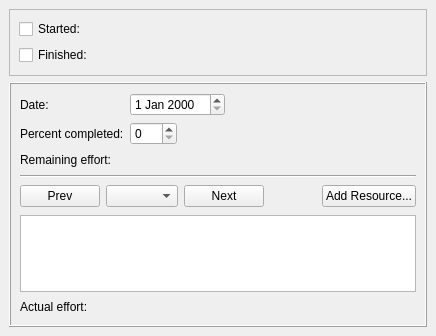
The window that kplato/kpttaskprogresspanelbase.ui (KDE/calligra) describes before a commit, drawn with Qt 5.
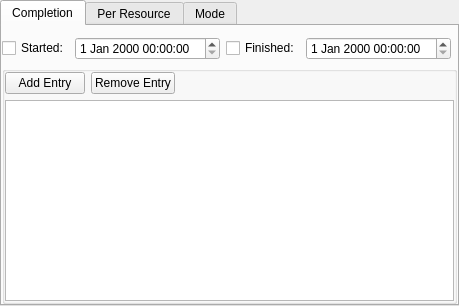
The same window after the commit. The open tabs and pages were chosen to show the change. Custom widgets are drawn as their Qt base class.

The edit to the form file:
```diff
--- a/kplato/kpttaskprogresspanelbase.ui
+++ b/kplato/kpttaskprogresspanelbase.ui
@@ -6,34 +6,44 @@
    <rect>
     <x>0</x>
     <y>0</y>
-    <width>425</width>
-    <height>336</height>
+    <width>398</width>
+    <height>306</height>
    </rect>
   </property>
   <property name="windowTitle" >
    <string>TaskProgressPanelBase</string>
   </property>
   <layout class="QVBoxLayout" >
-   <property name="margin" >
-    <number>9</number>
+   <property name="leftMargin" >
+    <number>0</number>
    </property>
-   <property name="spacing" >
-    <number>6</number>
+   <property name="topMargin" >
+    <number>0</number>
+   </property>
+   <property name="rightMargin" >
+    <number>0</number>
+   </property>
+   <property name="bottomMargin" >
+    <number>0</number>
    </property>
    <item>
-    <widget class="QFrame" name="frame" >
-     <property name="frameShape" >
-      <enum>QFrame::StyledPanel</enum>
+    <widget class="QTabWidget" name="tabWidget" >
+     <property name="currentIndex" >
+      <number>2</number>
      </property>
-     <property name="frameShadow" >
-      <enum>QFrame::Raised</enum>
-     </property>
+     <widget class="QWidget" name="completionTab" >
+      <attribute name="title" >
+       <string>Completion</string>
+      </attribute>
      <layout class="QGridLayout" >
-      <property name="margin" >
-       <number>9</number>
-      </property>
-      <property name="spacing" >
-       <number>6</number>
+       <property name="leftMargin" >
+        <number>0</number>
+       </property>
+       <property name="rightMargin" >
+        <number>0</number>
+       </property>
+       <property name="bottomMargin" >
+        <number>0</number>
       </property>
       <item row="0" column="0" >
        <widget class="QCheckBox" name="started" >
@@ -46,29 +56,9 @@
        </widget>
       </item>
       <item row="0" column="1" >
-       <widget class="KDateTimeWidget" name="startTime" >
-        <property name="focusPolicy" >
-         <enum>Qt::NoFocus</enum>
-        </property>
-       </widget>
-      </item>
-      <item rowspan="2" row="0" column="2" >
-       <spacer>
-        <property name="orientation" >
-         <enum>Qt::Horizontal</enum>
-        </property>
-        <property name="sizeType" >
-         <enum>QSizePolicy::Expanding</enum>
-        </property>
-        <property name="sizeHint" >
-         <size>
-          <width>141</width>
-          <height>47</height>
-         </size>
-        </property>
-       </spacer>
-      </item>
-      <item row="1" column="0" >
+        <widget class="QDateTimeEdit" name="startTime" />
+       </item>
+       <item row="0" column="2" >
        <widget class="QCheckBox" name="finished" >
         <property name="text" >
          <string>Finished:</string>
@@ -78,122 +68,8 @@
         </property>
        </widget>
       </item>
-      <item row="1" column="1" >
-       <widget class="KDateTimeWidget" name="finishTime" >
-        <property name="focusPolicy" >
-         <enum>Qt::NoFocus</enum>
-        </property>
-       </widget>
-      </item>
-     </layout>
-    </widget>
-   </item>
-   <item>
-    <widget class="QFrame" name="performedGroup" >
-     <property name="frameShape" >
-      <enum>QFrame::Box</enum>
-     </property>
-     <property name="frameShadow" >
-      <enum>QFrame::Raised</enum>
-     </property>
-     <layout class="QGridLayout" >
-      <property name="margin" >
-       <number>9</number>
-      </property>
-      <property name="spacing" >
-       <number>6</number>
-      </property>
-      <item row="6" column="1" colspan="4" >
-       <widget class="QWidget" native="1" name="actualEffortHolder" >
-        <property name="minimumSize" >
-         <size>
-          <width>250</width>
-          <height>18</height>
-         </size>
-        </property>
-       </widget>
-      </item>
-      <item row="6" column="0" >
-       <widget class="QLabel" name="textLabel1_3" >
-        <property name="text" >
-         <string>Actual effort:</string>
-        </property>
-        <property name="wordWrap" >
-         <bool>false</bool>
-        </property>
-        <property name="buddy" >
-         <cstring>totalPerformed</cstring>
-        </property>
-       </widget>
-      </item>
-      <item row="5" column="0" colspan="5" >
-       <widget class="UsedEffortEditor" name="resourceTable" />
-      </item>
-      <item row="0" column="2" colspan="2" >
-       <widget class="QDateEdit" name="dateEdit" />
-      </item>
-      <item row="1" column="2" >
-       <widget class="QSpinBox" name="percentFinished" >
-        <property name="maximum" >
-         <number>100</number>
-        </property>
-       </widget>
-      </item>
-      <item row="0" column="0" colspan="2" >
-       <widget class="QLabel" name="label" >
-        <property name="text" >
-         <string>Date:</string>
-        </property>
-       </widget>
-      </item>
-      <item row="1" column="0" colspan="2" >
-       <widget class="QLabel" name="textLabel1" >
-        <property name="text" >
-         <string>Percent completed:</string>
-        </property>
-        <property name="wordWrap" >
-         <bool>false</bool>
-        </property>
-       </widget>
-      </item>
-      <item row="2" column="0" colspan="2" >
-       <widget class="QLabel" name="textLabel1_2" >
-        <property name="text" >
-         <string>Remaining effort:</string>
-        </property>
-        <property name="wordWrap" >
-         <bool>false</bool>
-        </property>
-        <property name="buddy" >
-         <cstring>remainingEffortHolder</cstring>
-        </property>
-       </widget>
-      </item>
-      <item row="2" column="2" colspan="3" >
-       <widget class="QWidget" native="1" name="remainingEffortHolder" >
-        <property name="minimumSize" >
-         <size>
-          <width>250</width>
-          <height>18</height>
-         </size>
-        </property>
-       </widget>
-      </item>
-      <item row="1" column="3" colspan="2" >
-       <spacer>
-        <property name="orientation" >
-         <enum>Qt::Horizontal</enum>
-        </property>
-        <property name="sizeType" >
-         <enum>QSizePolicy::Expanding</enum>
-        </property>
-        <property name="sizeHint" >
-         <size>
-          <width>231</width>
-          <height>23</height>
-         </size>
-        </property>
-       </spacer>
+       <item row="0" column="3" >
+        <widget class="QDateTimeEdit" name="finishTime" />
       </item>
       <item row="0" column="4" >
        <spacer>
@@ -202,24 +78,91 @@
         </property>
         <property name="sizeHint" >
          <size>
-          <width>191</width>
-          <height>23</height>
+           <width>40</width>
+           <height>20</height>
          </size>
         </property>
        </spacer>
       </item>
-      <item row="3" column="0" colspan="5" >
-       <widget class="Line" name="line" >
+       <item row="1" column="0" colspan="5" >
+        <widget class="QGroupBox" name="performedGroup" >
+         <property name="title" >
+          <string/>
+         </property>
+         <property name="flat" >
+          <bool>true</bool>
+         </property>
+         <layout class="QGridLayout" >
+          <property name="leftMargin" >
+           <number>0</number>
+          </property>
+          <property name="topMargin" >
+           <number>0</number>
+          </property>
+          <property name="rightMargin" >
+           <number>0</number>
+          </property>
+          <property name="bottomMargin" >
+           <number>0</number>
+          </property>
+          <item row="0" column="0" >
+           <layout class="QHBoxLayout" >
+            <item>
+             <widget class="QPushButton" name="addEntryBtn" >
+              <property name="text" >
+               <string>Add Entry</string>
+              </property>
+             </widget>
+            </item>
+            <item>
+             <widget class="QPushButton" name="removeEntryBtn" >
+              <property name="text" >
+               <string>Remove Entry</string>
+              </property>
+             </widget>
+            </item>
+           </layout>
+          </item>
+          <item row="0" column="1" >
+           <spacer>
         <property name="orientation" >
          <enum>Qt::Horizontal</enum>
         </property>
-       </widget>
-      </item>
-      <item row="4" column="0" colspan="5" >
+            <property name="sizeHint" >
+             <size>
+              <width>40</width>
+              <height>20</height>
+             </size>
+            </property>
+           </spacer>
+          </item>
+          <item row="1" column="0" colspan="2" >
+           <widget class="CompletionEntryEditor" name="entryTable" />
+          </item>
+         </layout>
+        </widget>
+       </item>
+      </layout>
+     </widget>
+     <widget class="QWidget" name="usedEffortTab" >
+      <attribute name="title" >
+       <string>Per Resource</string>
+      </attribute>
+      <layout class="QVBoxLayout" >
+       <property name="leftMargin" >
+        <number>0</number>
+       </property>
+       <property name="topMargin" >
+        <number>9</number>
+       </property>
+       <property name="rightMargin" >
+        <number>0</number>
+       </property>
+       <property name="bottomMargin" >
+        <number>0</number>
+       </property>
+       <item>
        <layout class="QHBoxLayout" >
-        <property name="margin" >
-         <number>0</number>
-        </property>
         <property name="spacing" >
          <number>6</number>
         </property>
@@ -262,7 +205,52 @@
         </item>
        </layout>
       </item>
-     </layout>
+       <item>
+        <widget class="UsedEffortEditor" name="resourceTable" />
+       </item>
+      </layout>
+     </widget>
+     <widget class="QWidget" name="optionsTab" >
+      <attribute name="title" >
+       <string>Mode</string>
+      </attribute>
+      <layout class="QGridLayout" >
+       <item row="0" column="0" >
+        <widget class="QRadioButton" name="optionCompleted" >
+         <property name="text" >
+          <string>Have used- and remaining effort calculated based on percent completed</string>
+         </property>
+        </widget>
+       </item>
+       <item row="1" column="0" >
+        <widget class="QRadioButton" name="optionEffort" >
+         <property name="text" >
+          <string>Enter used effort per task</string>
+         </property>
+        </widget>
+       </item>
+       <item row="2" column="0" >
+        <widget class="QRadioButton" name="optionResource" >
+         <property name="text" >
+          <string>Enter used effort per resource</string>
+         </property>
+        </widget>
+       </item>
+       <item row="3" column="0" >
+        <spacer>
+         <property name="orientation" >
+          <enum>Qt::Vertical</enum>
+         </property>
+         <property name="sizeHint" >
+          <size>
+           <width>20</width>
+           <height>40</height>
+          </size>
+         </property>
+        </spacer>
+       </item>
+      </layout>
+     </widget>
     </widget>
    </item>
   </layout>
@@ -275,9 +263,9 @@
    <header>kptusedefforteditor.h</header>
   </customwidget>
   <customwidget>
-   <class>KDateTimeWidget</class>
-   <extends>QWidget</extends>
-   <header>kdatetimewidget.h</header>
+   <class>CompletionEntryEditor</class>
+   <extends>QTableView</extends>
+   <header>kptusedefforteditor.h</header>
   </customwidget>
  </customwidgets>
  <tabstops>
```
Left out of the diff: 21 changed lines with no effect on the pictures. Lines whose indentation alone changed are shown as unchanged.
